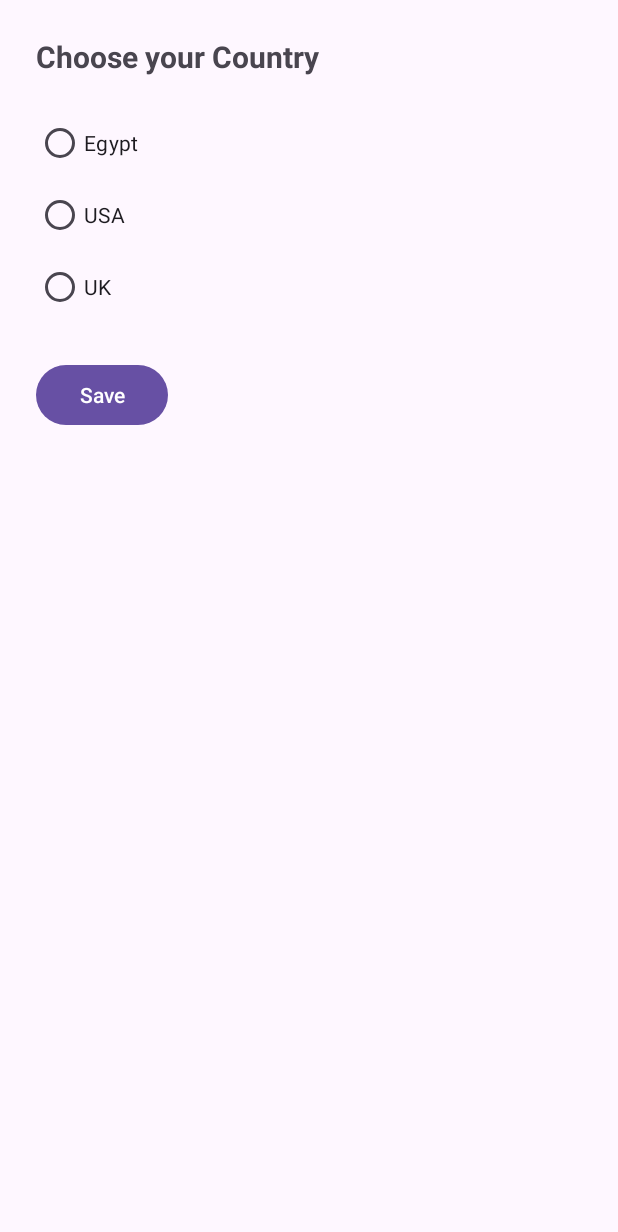
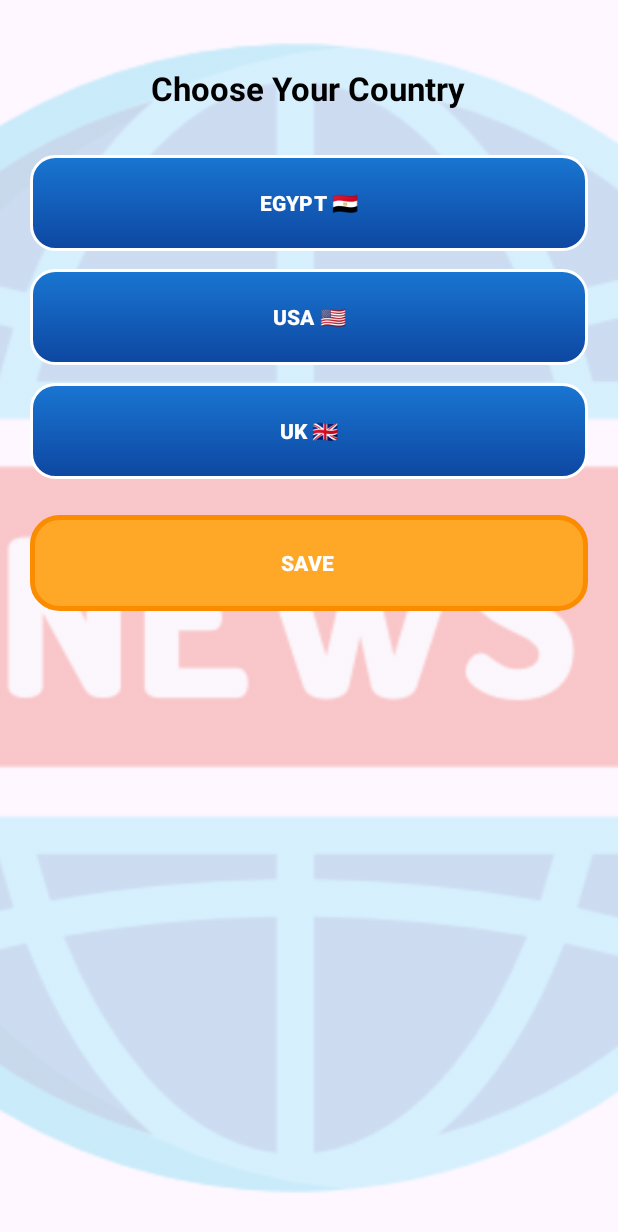
Before and after one commit to ModasserAshrafSabry/NewsApp, an Android app: the layout activity_settings.xml on its own in the app's theme, with its tools: preview values and no code run, on a phone screen of 412 x 824 dp. Shown: the top 1232 px of the screen. Run offline under Robolectric (Android 15) with nearby library versions, the phone set to English and light mode, and no system bars; Roboto replaces fonts that are not available here.

Commit message:
new update

```diff
--- /dev/null
+++ b/app/src/main/res/drawable/btn_save_style.xml
@@ -0,0 +1,19 @@
+<selector xmlns:android="http://schemas.android.com/apk/res/android">
+
+    <item android:state_pressed="true">
+        <shape android:shape="rectangle">
+            <solid android:color="#EF6C00"/>
+            <corners android:radius="18dp"/>
+            <stroke android:width="3dp" android:color="#E65100"/>
+        </shape>
+    </item>
+
+    <item>
+        <shape android:shape="rectangle">
+            <solid android:color="#FFA726"/>
+            <corners android:radius="18dp"/>
+            <stroke android:width="3dp" android:color="#FB8C00"/>
+        </shape>
+    </item>
+
+</selector>
--- a/app/src/main/res/layout/activity_settings.xml
+++ b/app/src/main/res/layout/activity_settings.xml
@@ -1,54 +1,87 @@
 <?xml version="1.0" encoding="utf-8"?>
-<ScrollView xmlns:android="http://schemas.android.com/apk/res/android"
+<RelativeLayout xmlns:android="http://schemas.android.com/apk/res/android"
+    xmlns:app="http://schemas.android.com/apk/res-auto"
+    xmlns:tools="http://schemas.android.com/tools"
+    android:id="@+id/settings_root"
     android:layout_width="match_parent"
     android:layout_height="match_parent"
-    android:fillViewport="true">
+    tools:context=".SettingsActivity">
 
-    <LinearLayout
-        android:orientation="vertical"
-        android:padding="24dp"
+    <ImageView
+        android:id="@+id/backgroundImage"
         android:layout_width="match_parent"
-        android:layout_height="wrap_content">
+        android:layout_height="match_parent"
+        android:src="@drawable/newsreport"
+        android:scaleType="centerCrop"
+        android:alpha="0.28" />
 
-        <TextView
-            android:id="@+id/tv_title"
-            android:text="Choose your Country"
-            android:textSize="20sp"
-            android:textStyle="bold"
-            android:layout_marginBottom="20dp"
-            android:layout_width="wrap_content"
-            android:layout_height="wrap_content" />
+    <ScrollView
+        android:layout_width="match_parent"
+        android:layout_height="match_parent"
+        android:padding="20dp"
+        android:layout_marginTop="24dp">
 
-        <RadioGroup
-            android:id="@+id/countryGroup"
+        <LinearLayout
             android:layout_width="match_parent"
-            android:layout_height="wrap_content">
+            android:layout_height="wrap_content"
+            android:orientation="vertical"
+            android:gravity="center_horizontal">
 
-            <RadioButton
-                android:id="@+id/rb_egypt"
-                android:text="Egypt"
+            <TextView
+                android:id="@+id/title"
                 android:layout_width="wrap_content"
-                android:layout_height="wrap_content" />
+                android:layout_height="wrap_content"
+                android:text="Choose Your Country"
+                android:textColor="@android:color/black"
+                android:textStyle="bold"
+                android:textSize="22sp"
+                android:layout_marginBottom="18dp" />
 
-            <RadioButton
-                android:id="@+id/rb_usa"
-                android:text="USA"
-                android:layout_width="wrap_content"
-                android:layout_height="wrap_content" />
+            <Button
+                android:id="@+id/btnEgypt"
+                android:layout_width="match_parent"
+                android:layout_height="64dp"
+                android:text="EGYPT 🇪🇬"
+                android:textColor="@android:color/white"
+                android:textStyle="bold"
+                android:background="@drawable/btn_style"
+                app:backgroundTint="@null"
+                android:layout_marginTop="12dp" />
 
-            <RadioButton
-                android:id="@+id/rb_uk"
-                android:text="UK"
-                android:layout_width="wrap_content"
-                android:layout_height="wrap_content" />
-        </RadioGroup>
 
-        <Button
-            android:id="@+id/btn_save_country"
-            android:layout_marginTop="24dp"
-            android:layout_width="wrap_content"
-            android:layout_height="wrap_content"
-            android:text="Save" />
+            <Button
+                android:id="@+id/btnUSA"
+                android:layout_width="match_parent"
+                android:layout_height="64dp"
+                android:text="USA 🇺🇸"
+                android:textColor="@android:color/white"
+                android:textStyle="bold"
+                android:background="@drawable/btn_style"
+                app:backgroundTint="@null"
+                android:layout_marginTop="12dp" />
 
-    </LinearLayout>
-</ScrollView>
+            <Button
+                android:id="@+id/btnUK"
+                android:layout_width="match_parent"
+                android:layout_height="64dp"
+                android:background="@drawable/btn_style"
+                android:text="UK 🇬🇧"
+                android:textColor="@android:color/white"
+                android:textStyle="bold"
+                app:backgroundTint="@null"
+                android:layout_marginTop="12dp" />
+
+            <Button
+                android:id="@+id/btnSave"
+                android:layout_width="match_parent"
+                android:layout_height="64dp"
+                android:text="SAVE "
+                android:textColor="@android:color/white"
+                android:textStyle="bold"
+                android:background="@drawable/btn_save_style"
+                app:backgroundTint="@null"
+                android:layout_marginTop="24dp" />
+
+        </LinearLayout>
+    </ScrollView>
+</RelativeLayout>
```
Also changed, not shown: app/src/main/java/com/example/newsapp/MainActivity.kt (+22 -10 lines), app/src/main/java/com/example/newsapp/SettingsActivity.kt (+43 -28 lines), app/src/main/res/drawable/btn_style_settings.xml (added, +16 -0 lines), app/src/main/java/com/example/newsapp/NewsCallable.kt (line endings or trailing spaces), 1 other file.
